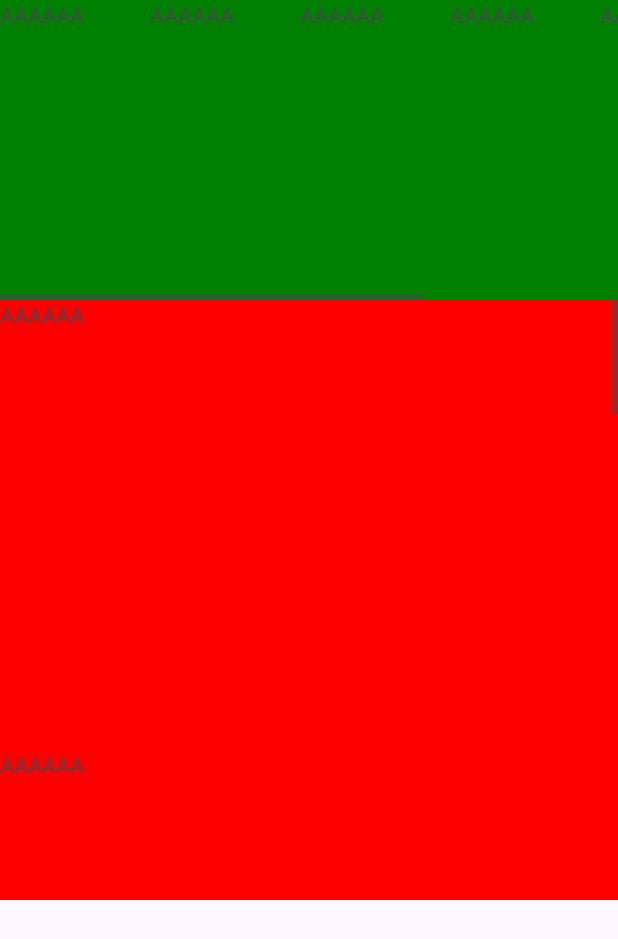
After one commit to qinyue530/AndroidTest, an Android app: the ScrollViewActivity screen opened directly, with no data from a screen before it, on a phone screen of 412 x 824 dp. The commit adds this screen. Shown: the top 939 px of the screen. Run offline under Robolectric (Android 15) with nearby library versions, the phone set to English and light mode, and no system bars.

Commit message:
滚动视图

```diff
--- a/app/src/main/AndroidManifest.xml
+++ b/app/src/main/AndroidManifest.xml
@@ -12,6 +12,9 @@
         android:supportsRtl="true"
         android:theme="@style/Theme.AmdroidTestJava"
         tools:targetApi="31">
+        <activity
+            android:name=".ScrollViewActivity"
+            android:exported="false" />
         <activity
             android:name=".GridActivity"
             android:exported="false" />
--- a/app/src/main/java/com/example/amdroidtestjava/MainActivity.java
+++ b/app/src/main/java/com/example/amdroidtestjava/MainActivity.java
@@ -49,7 +49,6 @@ public class MainActivity extends AppCompatActivity {
         layoutParams.width = Utils.dp2px(this,80);
         //重新赋值视图的参数
         button.setLayoutParams(layoutParams);
-
         //按钮点击事件
         button_click(button , new NextActivity());
         //文本框点击事件
@@ -66,6 +65,10 @@ public class MainActivity extends AppCompatActivity {
         Button gridActivityButton = findViewById(R.id.gridActivity);
 
         button_click(gridActivityButton,new GridActivity());
+        //垂直滚动布局
+        Button scrollViewActivityButton = findViewById(R.id.scrollViewActivity);
+
+        button_click(scrollViewActivityButton,new ScrollViewActivity());
     }
 
     //textView_点击事件
--- /dev/null
+++ b/app/src/main/java/com/example/amdroidtestjava/ScrollViewActivity.java
@@ -0,0 +1,24 @@
+package com.example.amdroidtestjava;
+
+import android.os.Bundle;
+
+import androidx.activity.EdgeToEdge;
+import androidx.appcompat.app.AppCompatActivity;
+import androidx.core.graphics.Insets;
+import androidx.core.view.ViewCompat;
+import androidx.core.view.WindowInsetsCompat;
+
+public class ScrollViewActivity extends AppCompatActivity {
+
+    @Override
+    protected void onCreate(Bundle savedInstanceState) {
+        super.onCreate(savedInstanceState);
+        EdgeToEdge.enable(this);
+        setContentView(R.layout.activity_scroll_view);
+        ViewCompat.setOnApplyWindowInsetsListener(findViewById(R.id.scrollView), (v, insets) -> {
+            Insets systemBars = insets.getInsets(WindowInsetsCompat.Type.systemBars());
+            v.setPadding(systemBars.left, systemBars.top, systemBars.right, systemBars.bottom);
+            return insets;
+        });
+    }
+}
--- a/app/src/main/res/layout/activity_main.xml
+++ b/app/src/main/res/layout/activity_main.xml
@@ -55,5 +55,11 @@
         android:layout_width="120dp"
         android:layout_height="50dp"
         android:text="@string/grid_Activity"/>
+    <Button
+        android:id="@+id/scrollViewActivity"
+        android:layout_width="150dp"
+        android:layout_height="50dp"
+        android:text="@string/scroll_view_Activity"/>
+
 
 </LinearLayout>
--- /dev/null
+++ b/app/src/main/res/layout/activity_scroll_view.xml
@@ -0,0 +1,97 @@
+<?xml version="1.0" encoding="utf-8"?>
+<LinearLayout xmlns:android="http://schemas.android.com/apk/res/android"
+    xmlns:app="http://schemas.android.com/apk/res-auto"
+    xmlns:tools="http://schemas.android.com/tools"
+    android:id="@+id/scrollView"
+    android:layout_width="match_parent"
+    android:layout_height="match_parent"
+    tools:context=".ScrollViewActivity"
+    android:orientation="vertical">
+    <HorizontalScrollView
+        android:layout_width="wrap_content"
+        android:layout_height="200dp"
+        android:background="@color/green">
+
+        <LinearLayout
+            android:layout_width="wrap_content"
+            android:layout_height="match_parent"
+            android:orientation="horizontal">
+
+            <TextView
+                android:layout_width="100dp"
+                android:layout_height="match_parent"
+                android:text="AAAAAA" />
+
+            <TextView
+                android:layout_width="100dp"
+                android:layout_height="match_parent"
+                android:text="AAAAAA" />
+
+            <TextView
+                android:layout_width="100dp"
+                android:layout_height="match_parent"
+                android:text="AAAAAA" />
+
+            <TextView
+                android:layout_width="100dp"
+                android:layout_height="match_parent"
+                android:text="AAAAAA" />
+
+            <TextView
+                android:layout_width="100dp"
+                android:layout_height="match_parent"
+                android:text="AAAAAA" />
+
+            <TextView
+                android:layout_width="100dp"
+                android:layout_height="match_parent"
+                android:text="AAAAAA" />
+        </LinearLayout>
+    </HorizontalScrollView>
+    <ScrollView
+        android:layout_width="match_parent"
+        android:background="@color/red"
+        android:layout_height="400dp">
+        <LinearLayout
+            android:layout_width="match_parent"
+            android:layout_height="match_parent"
+            android:orientation="vertical">
+            <TextView
+                android:layout_width="match_parent"
+                android:layout_height="300dp"
+                android:text="AAAAAA" />
+            <TextView
+                android:layout_width="match_parent"
+                android:layout_height="300dp"
+                android:text="AAAAAA" />
+            <TextView
+                android:layout_width="match_parent"
+                android:layout_height="300dp"
+                android:text="AAAAAA" />
+            <TextView
+                android:layout_width="match_parent"
+                android:layout_height="300dp"
+                android:text="AAAAAA" />
+            <TextView
+                android:layout_width="match_parent"
+                android:layout_height="300dp"
+                android:text="AAAAAA" />
+            <TextView
+                android:layout_width="match_parent"
+                android:layout_height="300dp"
+                android:text="AAAAAA" />
+            <TextView
+                android:layout_width="match_parent"
+                android:layout_height="300dp"
+                android:text="AAAAAA" />
+
+
+
+        </LinearLayout>
+
+    </ScrollView>
+
+
+
+
+</LinearLayout>
--- a/app/src/main/res/values/strings.xml
+++ b/app/src/main/res/values/strings.xml
@@ -6,5 +6,5 @@
     <string name="linear_Activity">线性布局</string>
     <string name="relative_Activity">相对布局</string>
     <string name="grid_Activity">网格布局</string>
-    <string name="scroll_Activity">滚动视图</string>
+    <string name="scroll_view_Activity">滚动视图</string>
 </resources>
```
